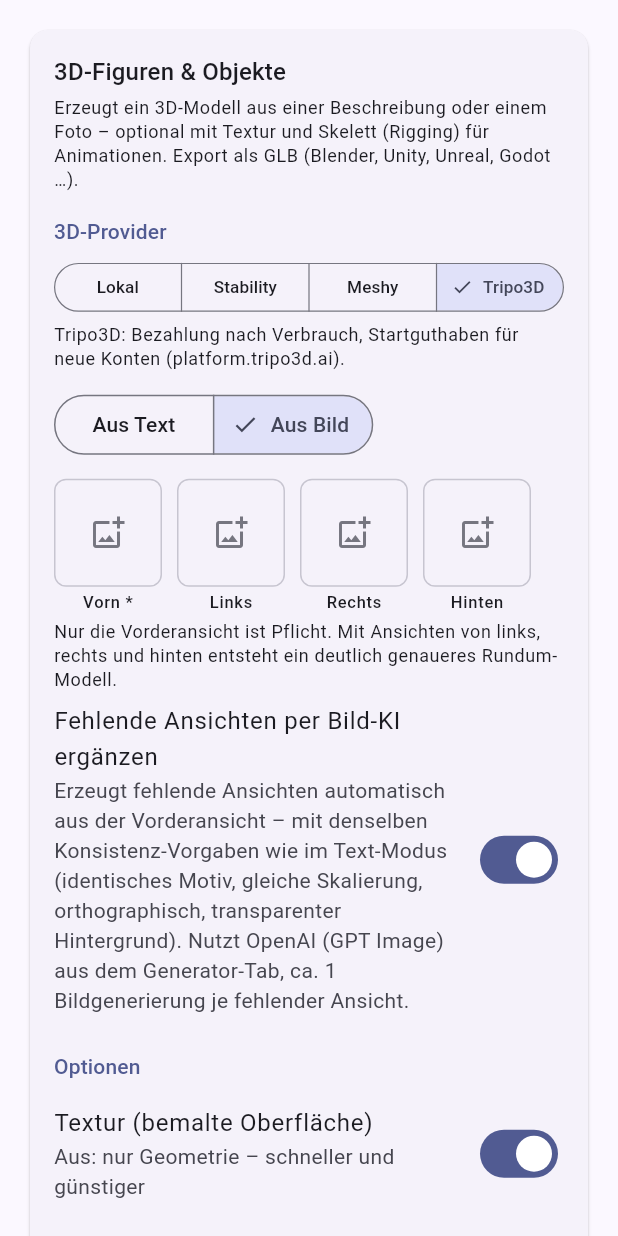
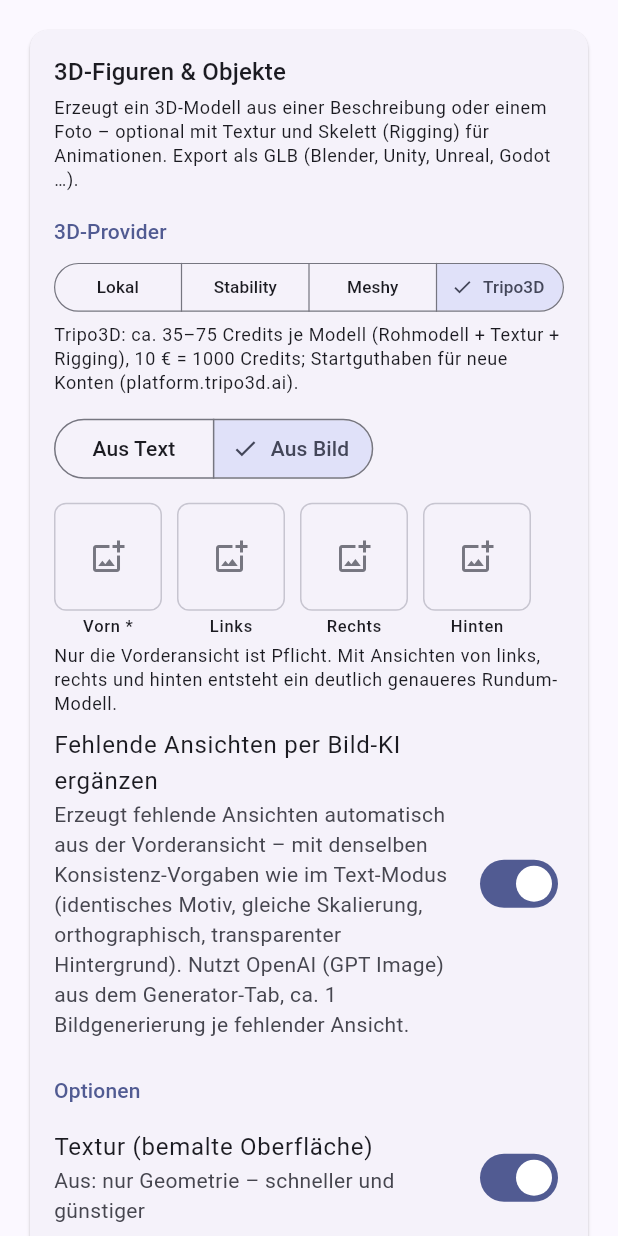
Before and after one commit to Alex1977-code/Bildgenerator, a Flutter app: the ThreeDScreen widget shown alone on an empty page, opened directly with empty values, after a tap on "Stability", after a tap on "Meshy", after a tap on "Tripo3D", on a phone screen of 412 x 824 dp. Run offline on Flutter 3.47's test engine with Material 3 defaults, Android fonts, the phone set to English and light mode, and no system bars; our stand-ins replace flutter_secure_storage, image_picker, share_plus, shared_preferences, web; missing offline and left inert: dart:js_interop, desktop_drop, file_selector; accounts and stored records are empty.

Commit message:
Kostenvergleich korrigiert: Komplettmodelle mit Textur und Rigging
Tripo3D-Kosten realistisch aufgeschlüsselt (ca. 35 Credits Rohmodell,
+20 Textur, +20 Rigging ≈ 0,75 € komplett; kleinstes Paket 10 € =
1000 Credits) und die Übersicht auf Gesamtkosten je texturiertem,
geriggtem Modell umgestellt – inklusive Hinweis, dass Stability plus
App-Rigging die günstigste Variante mit echter Textur ist. Auch der
Provider-Hinweis nennt jetzt die konkreten Tripo-Kosten.

Co-Authored-By: Claude <noreply@anthropic.com>
Claude-Session: https://claude.ai/code/session_01X62YrZoYAAA7b7wtJTmR84

```diff
--- a/lib/screens/three_d_screen.dart
+++ b/lib/screens/three_d_screen.dart
@@ -914,9 +914,10 @@ class _ThreeDScreenState extends State<ThreeDScreen> {
                               'den Stability-Bildschlüssel, wenige Credits '
                               'pro Modell.'
                           : isTripo
-                              ? 'Tripo3D: Bezahlung nach Verbrauch, '
-                                  'Startguthaben für neue Konten '
-                                  '(platform.tripo3d.ai).'
+                              ? 'Tripo3D: ca. 35–75 Credits je Modell '
+                                  '(Rohmodell + Textur + Rigging), '
+                                  '10 € = 1000 Credits; Startguthaben für '
+                                  'neue Konten (platform.tripo3d.ai).'
                               : 'Meshy: ca. 20 Credits pro Modell, '
                                   'API-Zugang ab Pro-Plan (meshy.ai).',
                   style: theme.textTheme.bodySmall,
@@ -1440,27 +1441,31 @@ class _ThreeDScreenState extends State<ThreeDScreen> {
                   title: const Text('Kosten & Qualität im Vergleich'),
                   children: [
                     Text(
-                      '• Lokal: kostenlos und offline – Qualität gut bei '
-                      'einfachen, kompakten Motiven; Vertex-Farben statt '
-                      'echter Texturen, keine Hohlräume. Mit KI-Ansichten '
-                      'und Tiefenschätzung fallen nur Bildkosten an '
-                      '(ca. 4–6 Bilder, wenige Cent).\n'
-                      '• Stability: ca. 4–10 Credits (≈ 0,04–0,10 \$) pro '
-                      'Modell, Antwort in Sekunden – bestes '
-                      'Preis-Leistungs-Verhältnis; echte Texturen, '
-                      'plausible Rückseiten und Hohlräume, Details '
-                      'mittel bis hoch.\n'
-                      '• Tripo3D: ca. 10–30 Credits (≈ 0,10–0,30 \$) je '
-                      'nach Optionen, Startguthaben für neue Konten – '
-                      'sehr hohe Qualität, v3.0 und „detailliert“ nahe '
-                      'Produktionsniveau, natives Rigging.\n'
-                      '• Meshy: ca. 20 Credits, API erst ab Pro-Abo '
-                      '(≈ 16 \$/Monat) – Top-Qualität und viele Optionen, '
+                      'Gesamtkosten je Komplettmodell mit Textur und '
+                      'Rigging:\n'
+                      '• Lokal: 0 € – Auto-Rigging der App inklusive; '
+                      '„Textur“ sind Vertex-Farben statt echter '
+                      'Textur-Maps, keine Hohlräume. Per Text nur '
+                      'Bildkosten (ca. 4–6 Bilder, wenige Cent).\n'
+                      '• Stability + App-Rigging: ca. 4–10 Credits '
+                      '(≈ 0,04–0,10 \$) – echte PBR-Texturen sind immer '
+                      'dabei, das Skelett baut die App kostenlos ein. '
+                      'Günstigste Variante mit echter Textur.\n'
+                      '• Tripo3D: ca. 75 Credits komplett (35 Rohmodell '
+                      '+ 20 Textur + 20 Rigging) ≈ 0,75 € – kleinstes '
+                      'Paket 10 € = 1000 Credits, also ~13 '
+                      'Komplettmodelle; Startguthaben für neue Konten. '
+                      'Höchste Qualität und professionelles natives '
+                      'Rigging.\n'
+                      '• Meshy: ca. 20–30 Credits (Geometrie + Textur + '
+                      'Rigging), API aber nur mit Pro-Abo '
+                      '(≈ 16 \$/Monat = 1000 Credits) – Top-Qualität, '
                       'lohnt bei regelmäßiger Nutzung.\n'
-                      'Empfehlung: Zum Ausprobieren Lokal (gratis), für '
-                      'gute Modelle zum kleinen Preis Stability, für '
-                      'maximale Qualität Tripo3D/Meshy. Preise laut '
-                      'Anbieter (Stand 2026) – können sich ändern.',
+                      'Empfehlung: Am günstigsten mit echter Textur und '
+                      'Skelett ist Stability plus App-Rigging (wenige '
+                      'Cent). Die beste Rigging-Qualität liefert Tripo3D '
+                      '(~0,75 € je Komplettmodell). Preise laut Anbieter '
+                      '(Stand 2026) – können sich ändern.',
                       style: theme.textTheme.bodySmall,
                     ),
                   ],
```
